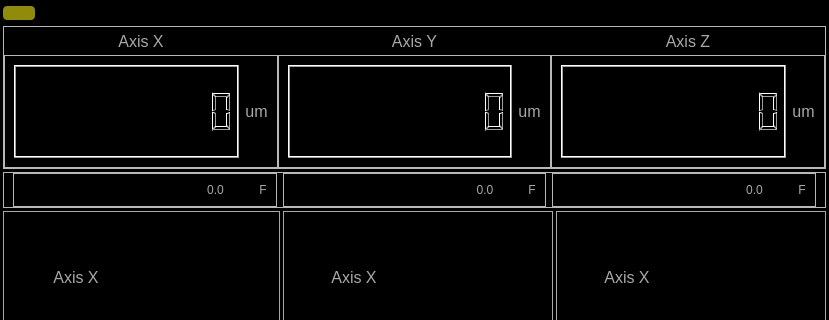
The window that Scanner GUI/CoarseAttocubeControl/CoarseAttocubeControl.ui (afylab/nanoSQUID-Scanning-Software) describes before a commit, drawn with Qt 5; both pictures show x 0 to 829 and y 0 to 320 of the 829 by 641 pixel window.
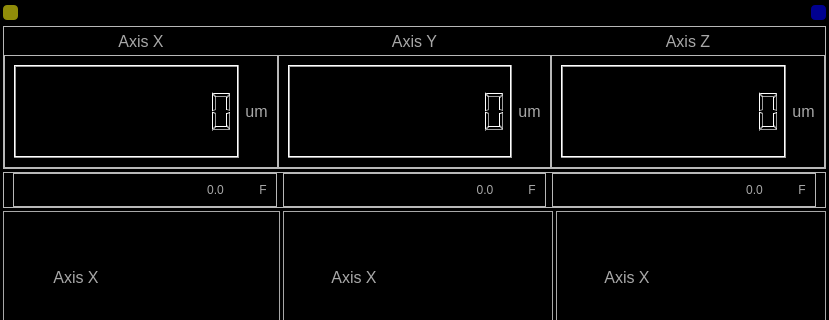
The same window after the commit. Icons and pictures are not drawn.

The edit to the form file:
```diff
--- a/Scanner GUI/CoarseAttocubeControl/CoarseAttocubeControl.ui
+++ b/Scanner GUI/CoarseAttocubeControl/CoarseAttocubeControl.ui
@@ -48,11 +48,23 @@
     <item row="0" column="0">
      <widget class="QPushButton" name="pushButton_Servers">
       <property name="sizePolicy">
-       <sizepolicy hsizetype="Maximum" vsizetype="Fixed">
+       <sizepolicy hsizetype="Fixed" vsizetype="Fixed">
         <horstretch>0</horstretch>
         <verstretch>0</verstretch>
        </sizepolicy>
       </property>
+      <property name="minimumSize">
+       <size>
+        <width>15</width>
+        <height>15</height>
+       </size>
+      </property>
+      <property name="maximumSize">
+       <size>
+        <width>15</width>
+        <height>15</height>
+       </size>
+      </property>
       <property name="styleSheet">
        <string notr="true">#pushButton_Servers{
 background: rgb(144, 140, 9);
@@ -1893,6 +1905,40 @@
       </layout>
      </widget>
     </item>
+    <item row="0" column="2">
+     <widget class="QPushButton" name="pushButton_StatusMonitor">
+      <property name="sizePolicy">
+       <sizepolicy hsizetype="Fixed" vsizetype="Fixed">
+        <horstretch>0</horstretch>
+        <verstretch>0</verstretch>
+       </sizepolicy>
+      </property>
+      <property name="minimumSize">
+       <size>
+        <width>15</width>
+        <height>15</height>
+       </size>
+      </property>
+      <property name="maximumSize">
+       <size>
+        <width>15</width>
+        <height>15</height>
+       </size>
+      </property>
+      <property name="layoutDirection">
+       <enum>Qt::RightToLeft</enum>
+      </property>
+      <property name="styleSheet">
+       <string notr="true">
+background: rgb(0, 0, 144);
+ border-radius: 4px;
+</string>
+      </property>
+      <property name="text">
+       <string/>
+      </property>
+     </widget>
+    </item>
    </layout>
   </widget>
  </widget>
```
Left out of the diff: 16 changed lines with no effect on the pictures.
